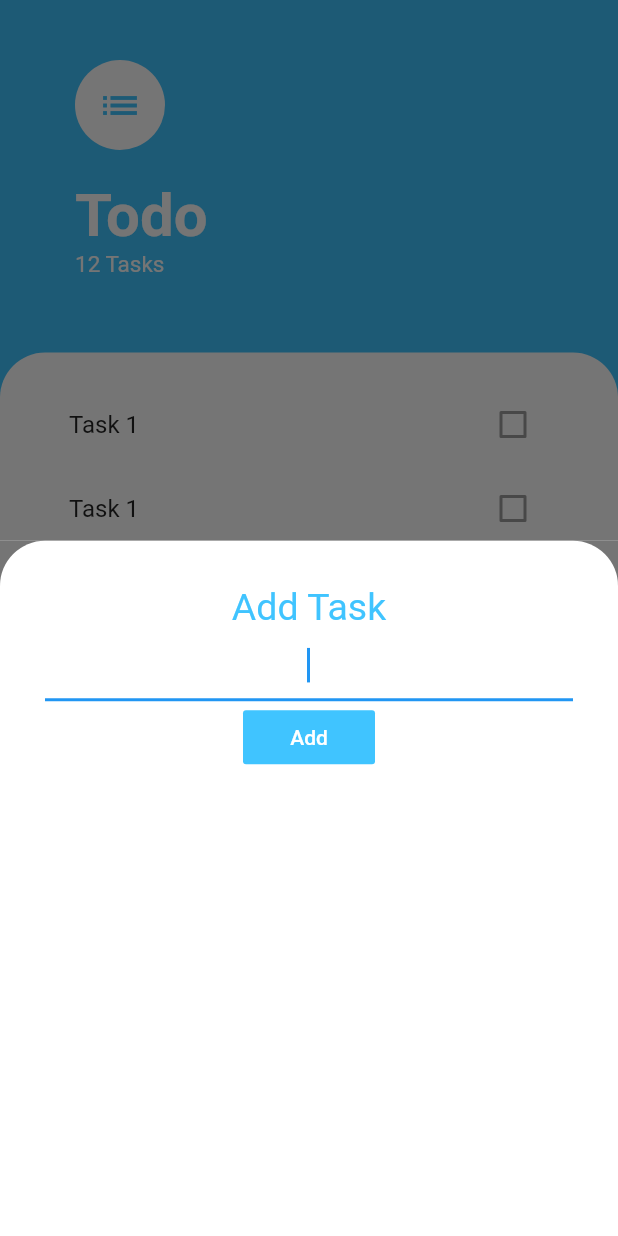
After one commit to prathamesh22davande/todo_app_flutter, a Flutter app: the screen it shows after launch, after a tap on the "add" icon, on a phone screen of 412 x 824 dp. The commit adds this screen. Run offline on Flutter 3.47's test engine with Material 2 defaults, Android fonts, the phone set to English and light mode, and no system bars.

Commit message:
Completed UI part

```diff
--- a/lib/main.dart
+++ b/lib/main.dart
@@ -1,5 +1,6 @@
 
 import 'package:flutter/material.dart';
+import 'package:todo_app_flutter/screens/add_task_screen.dart';
 import 'widgets/task_list.dart';
 
 void main() {
@@ -62,6 +63,9 @@ class TaskScreen extends StatelessWidget {
         floatingActionButton: FloatingActionButton(
           backgroundColor: Colors.lightBlueAccent,
           child: Icon(Icons.add),
+          onPressed: (){
+            showModalBottomSheet(context: context, builder: (context)=>AddTaskScren());
+          },
         ),
       ),
     );
--- /dev/null
+++ b/lib/screens/add_task_screen.dart
@@ -0,0 +1,46 @@
+import 'package:flutter/material.dart';
+
+class AddTaskScren extends StatelessWidget {
+  @override
+  Widget build(BuildContext context) {
+    return Container(
+      color: Color(0xff757575),
+      child: Container(
+        padding: EdgeInsets.all(30),
+        decoration: BoxDecoration(
+          color: Colors.white,
+          borderRadius: BorderRadius.only(topLeft: Radius.circular(30),topRight: Radius.circular(30)),
+        ),
+        child: Column(
+          crossAxisAlignment: CrossAxisAlignment.center,
+          children: [
+            Text(
+                'Add Task',
+                style: TextStyle(
+                  fontSize: 25,
+                  color: Colors.lightBlueAccent,
+                ),
+            ),
+            TextField(
+              autofocus: true,
+              textAlign: TextAlign.center,
+              style: TextStyle(
+                fontSize: 20,
+              ),
+            ),
+            FlatButton(
+                child: Text(
+                    'Add',
+                  style: TextStyle(
+                    color: Colors.white,
+                  ),
+                ),
+                onPressed: (){},
+                color: Colors.lightBlueAccent,
+            ),
+          ],
+        ),
+      ),
+    );
+  }
+}
```
